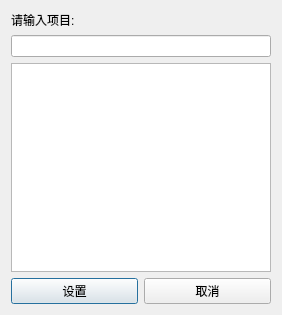
Old version of the form setting_project.ui in the repository liuran2011/autotest.
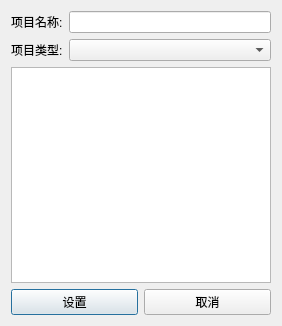
New version of the form.

Commit message: finish setting and nfc setting

Patch:
```diff
--- a/setting_project.ui
+++ b/setting_project.ui
@@ -7,7 +7,7 @@
     <x>0</x>
     <y>0</y>
     <width>282</width>
-    <height>315</height>
+    <height>326</height>
    </rect>
   </property>
   <property name="sizePolicy">
@@ -19,18 +19,32 @@
   <property name="windowTitle">
    <string>设置项目</string>
   </property>
-  <layout class="QGridLayout" name="gridLayout">
+  <layout class="QGridLayout" name="gridLayout_2">
    <item row="0" column="0">
     <layout class="QVBoxLayout" name="verticalLayout">
      <item>
+      <layout class="QGridLayout" name="gridLayout">
+       <item row="0" column="0">
       <widget class="QLabel" name="label">
        <property name="text">
-        <string>请输入项目:</string>
+          <string>项目名称:</string>
        </property>
       </widget>
      </item>
-     <item>
+       <item row="0" column="1">
       <widget class="QLineEdit" name="projectInput"/>
+       </item>
+       <item row="1" column="0">
+        <widget class="QLabel" name="label_2">
+         <property name="text">
+          <string>项目类型:</string>
+         </property>
+        </widget>
+       </item>
+       <item row="1" column="1">
+        <widget class="QComboBox" name="comboBox"/>
+       </item>
+      </layout>
      </item>
      <item>
       <widget class="QListWidget" name="settingProjectList"/>
```
Lines whose indentation alone changed are shown as unchanged. The commit also changes 26 other files.
